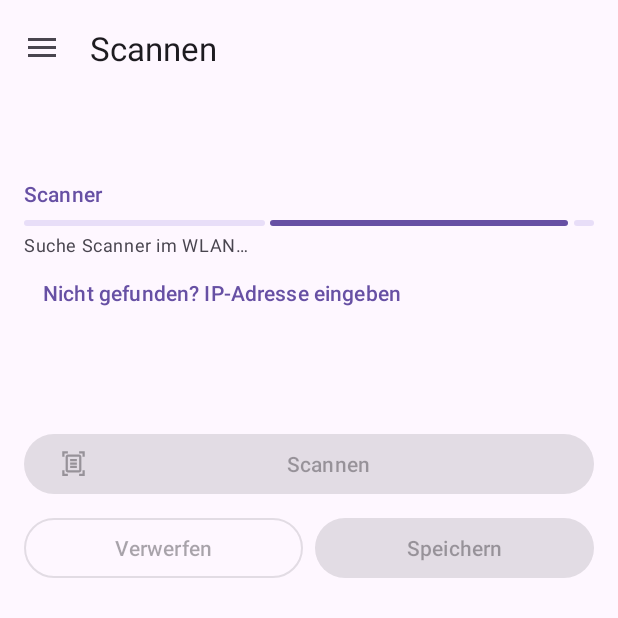
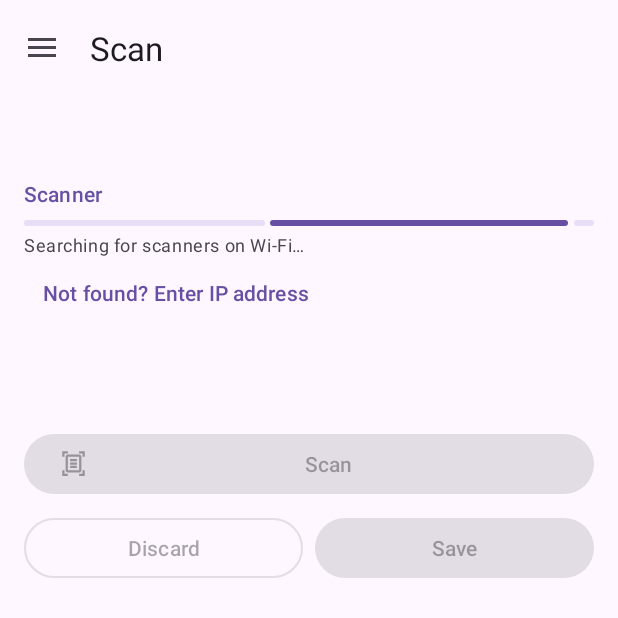
Before and after one commit to WoodEXPLOSIVE/Archivo, an Android app: the ScanFragment screen opened through its navigation route, on a phone screen of 412 x 824 dp, the top half of it. Run offline under Robolectric (Android 15) with nearby library versions, the phone set to English and light mode, and no system bars; our stand-ins replace Room's generated code; libraries missing offline, so code that uses them is left out: com.google.mlkit.vision, com.tom_roush.pdfbox; pictures from the network do not load; 5 statements that could not run were skipped.

Commit message:
App auf Englisch (Standard) und Deutsch, Sprache pro App wählbar
- values/strings.xml englisch, values-de/strings.xml deutsch (Tippfehler korrigiert)
- locales_config.xml für die Sprachauswahl pro App (Android 13+)
- Datum im Scan-Namen und Ersatznamen sprachabhängig
- Trefferseiten-Anzahl als Plural

```diff
--- a/app/src/main/AndroidManifest.xml
+++ b/app/src/main/AndroidManifest.xml
@@ -15,6 +15,7 @@
         android:fullBackupContent="@xml/backup_rules"
         android:icon="@mipmap/ic_launcher"
         android:label="@string/app_name"
+        android:localeConfig="@xml/locales_config"
         android:networkSecurityConfig="@xml/network_security_config"
         android:roundIcon="@mipmap/ic_launcher_round"
         android:supportsRtl="true"
--- a/app/src/main/java/at/woodexplosive/learnarchiver/MainActivity.java
+++ b/app/src/main/java/at/woodexplosive/learnarchiver/MainActivity.java
@@ -424,8 +424,7 @@ public class MainActivity extends AppCompatActivity {
     }
 
     private void saveCameraScan(long categoryId, Uri pdfUri, int pageCount) {
-        String now = new java.text.SimpleDateFormat("dd.MM.yyyy HH:mm", java.util.Locale.GERMANY)
-                .format(new java.util.Date());
+        String now = ScanFragment.formatScanDate();
         String name = getString(R.string.scan_default_name, now);
         if ("file".equals(pdfUri.getScheme()) && pdfUri.getPath() != null) {
             viewModel.saveScan(categoryId, name, new java.io.File(pdfUri.getPath()), ok -> {
--- a/app/src/main/java/at/woodexplosive/learnarchiver/data/LibraryRepository.java
+++ b/app/src/main/java/at/woodexplosive/learnarchiver/data/LibraryRepository.java
@@ -30,6 +30,7 @@ import com.tom_roush.pdfbox.android.PDFBoxResourceLoader;
 import com.tom_roush.pdfbox.pdmodel.PDDocument;
 import com.tom_roush.pdfbox.pdmodel.PDPage;
 
+import at.woodexplosive.learnarchiver.R;
 import at.woodexplosive.learnarchiver.data.dao.CategoryDao;
 import at.woodexplosive.learnarchiver.data.dao.ContentHit;
 import at.woodexplosive.learnarchiver.data.dao.PdfFileDao;
@@ -221,9 +222,9 @@ public class LibraryRepository {
     }
 
     /** Zeichen entfernen, die in Dateinamen verboten sind */
-    private static String safeFileName(String name) {
+    private String safeFileName(String name) {
         String s = name.replaceAll("[\\\\/:*?\"<>|]", "_").trim();
-        return s.isEmpty() ? "Dokument" : s;
+        return s.isEmpty() ? appContext.getString(R.string.default_document_name) : s;
     }
 
     // ---------- Volltextsuche ----------
@@ -467,7 +468,7 @@ public class LibraryRepository {
             Log.w("LibraryRepository", "Dateiname nicht lesbar: " + uri, e);   // Name ist optional
         }
         if (name == null || name.trim().isEmpty()) {
-            name = "Unbekannt";
+            name = appContext.getString(R.string.unknown_name);
         }
         if (name.toLowerCase(Locale.ROOT).endsWith(".pdf")) {
             name = name.substring(0, name.length() - 4);
--- a/app/src/main/java/at/woodexplosive/learnarchiver/ui/scan/ScanFragment.java
+++ b/app/src/main/java/at/woodexplosive/learnarchiver/ui/scan/ScanFragment.java
@@ -47,6 +47,16 @@ public class ScanFragment extends Fragment {
     public static final String ARG_CATEGORY_ID = "categoryId";
     public static final String ARG_CATEGORY_NAME = "categoryName";
 
+    /**
+     * Datum + Uhrzeit für den Standardnamen eines Scans im Format der Gerätesprache
+     * (Deutsch "22.11.2026, 14:30", Englisch z.B. "11/22/2026, 2:30 PM").
+     */
+    public static String formatScanDate() {
+        Locale locale = Locale.getDefault();
+        String pattern = android.text.format.DateFormat.getBestDateTimePattern(locale, "ddMMyyyyHHmm");
+        return new SimpleDateFormat(pattern, locale).format(new Date());
+    }
+
     /** Ab Android 17 braucht Zugriff aufs Heimnetz eine Laufzeit-Berechtigung */
     private static final int API_LOCAL_NETWORK_PERMISSION = 37;
 
@@ -87,8 +97,7 @@ public class ScanFragment extends Fragment {
         libraryVm = new ViewModelProvider(requireActivity()).get(LibraryViewModel.class);
 
         if (savedInstanceState == null) {
-            String now = new SimpleDateFormat("dd.MM.yyyy HH:mm", Locale.GERMANY).format(new Date());
-            binding.nameInput.setText(getString(R.string.scan_default_name, now));
+            binding.nameInput.setText(getString(R.string.scan_default_name, formatScanDate()));
         }
 
         startDiscoveryWithPermission();
--- a/app/src/main/java/at/woodexplosive/learnarchiver/ui/viewer/PdfViewerFragment.java
+++ b/app/src/main/java/at/woodexplosive/learnarchiver/ui/viewer/PdfViewerFragment.java
@@ -554,7 +554,7 @@ public class PdfViewerFragment extends Fragment {
         int index = hitIndex >= 0 ? hitIndex : hitPages.indexOf(currentPage());
         binding.hitLabel.setText(index >= 0
                 ? getString(R.string.viewer_hit_label, index + 1, hitPages.size(), hitPages.get(index) + 1)
-                : getString(R.string.viewer_hit_label_between, hitPages.size()));
+                : getResources().getQuantityString(R.plurals.viewer_hit_label_between, hitPages.size(), hitPages.size()));
     }
 
     @Override
--- a/app/src/main/res/values/strings.xml
+++ b/app/src/main/res/values/strings.xml
@@ -1,151 +1,158 @@
 <resources>
-    <string name="app_name">Archivo</string>
-    <string name="categories">Kategorie</string>
-    <string name="select_file">Datei Wählen</string>
-    <string name="drawer_open">Öffnen</string>
-    <string name="drawer_close">Schließen</string>
-    <string name="new_category">Neue Kategorie</string>
-    <string name="new_subcategory">Neue Unterkategorie</string>
-    <string name="rename">Umbennenen</string>
-    <string name="delete">Löschen</string>
-    <string name="cancel">Abbrechen</string>
-    <string name="save">Speichern</string>
-    <string name="move">Verschieben</string>
+    <!-- Standardsprache Englisch. Deutsch: values-de/strings.xml – neue Texte immer in BEIDEN Dateien anlegen. -->
+    <string name="app_name" translatable="false">Archivo</string>
+    <string name="categories">Categories</string>
+    <string name="select_file">Choose file</string>
+    <string name="drawer_open">Open</string>
+    <string name="drawer_close">Close</string>
+    <string name="new_category">New category</string>
+    <string name="new_subcategory">New subcategory</string>
+    <string name="rename">Rename</string>
+    <string name="delete">Delete</string>
+    <string name="cancel">Cancel</string>
+    <string name="save">Save</string>
+    <string name="move">Move</string>
     <string name="name_hint">Name…</string>
-    <string name="delete_category_title">Kategorie Löschen?</string>
-    <string name="delete_category_message">"%1$s" wird mit allen Unterkategorien und PDFs gelöscht.</string>
-    <string name="delete_pdf_title">PDF löschen?</string>
-    <string name="delete_pdf_message">"%1$s" wird gelöscht.</string>
-    <string name="import_pdf">PDF importieren</string>
+    <string name="delete_category_title">Delete category?</string>
+    <string name="delete_category_message">"%1$s" will be deleted along with all its subcategories and PDFs.</string>
+    <string name="delete_pdf_title">Delete PDF?</string>
+    <string name="delete_pdf_message">"%1$s" will be deleted.</string>
+    <string name="import_pdf">Import PDF</string>
+    <!-- Ersatznamen, wenn eine Datei keinen (gültigen) Namen hat -->
+    <string name="unknown_name">Unknown</string>
+    <string name="default_document_name">Document</string>
     <plurals name="pdfs_imported">
-        <item quantity="one">%d PDF importiert</item>
-        <item quantity="other">%d PDFs importiert</item>
+        <item quantity="one">%d PDF imported</item>
+        <item quantity="other">%d PDFs imported</item>
     </plurals>
     <plurals name="pdfs_failed">
-        <item quantity="one">%d Datei konnte nicht importiert werden</item>
-        <item quantity="other">%d Dateien konnten nicht importiert werden</item>
+        <item quantity="one">%d file could not be imported</item>
+        <item quantity="other">%d files could not be imported</item>
     </plurals>
-    <string name="pdf_open_failed">PDF konnte nicht geöffnet werden</string>
-    <string name="viewer_pdf_deleted">Das geöffnete PDF wurde gelöscht</string>
-    <string name="viewer_prev_hit">Vorheriger Treffer</string>
-    <string name="viewer_rotate_page">Diese Seite drehen</string>
-    <string name="viewer_rotate_all">Alle Seiten drehen</string>
-    <string name="viewer_rotate_protected">Dieses PDF ist geschützt und kann nicht geändert werden</string>
-    <string name="viewer_rotate_failed">Drehen fehlgeschlagen</string>
-    <string name="viewer_next_hit">Nächster Treffer</string>
-    <!-- %1$d = Nummer des Treffers, %2$d = Anzahl, %3$d = Seite -->
-    <string name="viewer_hit_label">Trefferseite %1$d von %2$d · S. %3$d</string>
-    <string name="viewer_hit_label_between">%1$d Trefferseiten</string>
-    <string name="move_pdf_title">"%1$s" verschieben nach</string>
-    <string name="move_category_title">"%1$s" verschieben nach</string>
-    <string name="top_level">Oberste Ebene</string>
-    <string name="select">Auswählen</string>
-    <string name="select_all">Alle auswählen</string>
-    <string name="close_selection">Auswahl beenden</string>
+    <string name="pdf_open_failed">PDF could not be opened</string>
+    <string name="viewer_pdf_deleted">The open PDF was deleted</string>
+    <string name="viewer_prev_hit">Previous match</string>
+    <string name="viewer_rotate_page">Rotate this page</string>
+    <string name="viewer_rotate_all">Rotate all pages</string>
+    <string name="viewer_rotate_protected">This PDF is protected and cannot be changed</string>
+    <string name="viewer_rotate_failed">Rotating failed</string>
+    <string name="viewer_next_hit">Next match</string>
+    <!-- %1$d = number of the match, %2$d = count, %3$d = page -->
+    <string name="viewer_hit_label">Match page %1$d of %2$d · p. %3$d</string>
+    <plurals name="viewer_hit_label_between">
+        <item quantity="one">%d match page</item>
+        <item quantity="other">%d match pages</item>
+    </plurals>
+    <string name="move_pdf_title">Move "%1$s" to</string>
+    <string name="move_category_title">Move "%1$s" to</string>
+    <string name="top_level">Top level</string>
+    <string name="select">Select</string>
+    <string name="select_all">Select all</string>
+    <string name="close_selection">End selection</string>
     <plurals name="selected_count">
-        <item quantity="one">%d ausgewählt</item>
-        <item quantity="other">%d ausgewählt</item>
+        <item quantity="one">%d selected</item>
+        <item quantity="other">%d selected</item>
     </plurals>
     <plurals name="move_selection_title">
-        <item quantity="one">%d Element verschieben nach</item>
-        <item quantity="other">%d Elemente verschieben nach</item>
+        <item quantity="one">Move %d item to</item>
+        <item quantity="other">Move %d items to</item>
     </plurals>
-    <string name="delete_selection_title">Auswahl löschen?</string>
+    <string name="delete_selection_title">Delete selection?</string>
     <plurals name="delete_selection_message">
-        <item quantity="one">%d Element wird gelöscht. Ausgewählte Kategorien werden mit allen Unterkategorien und PDFs gelöscht.</item>
-        <item quantity="other">%d Elemente werden gelöscht. Ausgewählte Kategorien werden mit allen Unterkategorien und PDFs gelöscht.</item>
+        <item quantity="one">%d item will be deleted. Selected categories are deleted along with all their subcategories and PDFs.</item>
+        <item quantity="other">%d items will be deleted. Selected categories are deleted along with all their subcategories and PDFs.</item>
     </plurals>
-    <string name="search_hint">Suchen…</string>
-    <string name="search_in_content">Im PDF-Inhalt suchen</string>
-    <string name="search_no_results">Keine Treffer</string>
-    <string name="search_hit_page">S. %1$s: %2$s</string>
+    <string name="search_hint">Search…</string>
+    <string name="search_in_content">Search PDF content</string>
+    <string name="search_no_results">No matches</string>
+    <string name="search_hit_page">p. %1$s: %2$s</string>
     <plurals name="search_indexing_pending">
-        <item quantity="one">Inhalt von %d PDF wird noch ausgelesen…</item>
-        <item quantity="other">Inhalte von %d PDFs werden noch ausgelesen…</item>
+        <item quantity="one">Still reading the content of %d PDF…</item>
+        <item quantity="other">Still reading the content of %d PDFs…</item>
     </plurals>
-    <string name="viewer_highlight_subtitle">Treffer für „%1$s“</string>
-    <!-- Scannen -->
-    <string name="scan">Mit Drucker scannen</string>
-    <string name="scan_title">Scannen</string>
-    <string name="scan_target">Wird gespeichert in: %1$s</string>
+    <string name="viewer_highlight_subtitle">Matches for “%1$s”</string>
+    <!-- Scanning -->
+    <string name="scan">Scan with printer</string>
+    <string name="scan_title">Scan</string>
+    <string name="scan_target">Saving to: %1$s</string>
     <string name="scan_section_scanner">Scanner</string>
-    <string name="scan_section_source">Quelle</string>
-    <string name="scan_section_color">Farbe</string>
-    <string name="scan_section_resolution">Auflösung</string>
-    <string name="scan_searching">Suche Scanner im WLAN…</string>
-    <string name="scan_found_hint">Drucker muss eingeschaltet und im selben WLAN sein.</string>
-    <string name="scan_manual_ip">Nicht gefunden? IP-Adresse eingeben</string>
-    <string name="scan_manual_ip_title">IP-Adresse des Druckers</string>
-    <string name="scan_permission_denied">Ohne Zugriff auf das lokale Netzwerk kann kein Scanner gefunden werden.</string>
-    <string name="scan_source_platen">Scannerglas</string>
-    <string name="scan_source_feeder">Einzug</string>
-    <string name="scan_duplex">Beidseitig scannen (Vorder- und Rückseite)</string>
-    <string name="scan_remove_blank">Leere Rückseiten entfernen</string>
+    <string name="scan_section_source">Source</string>
+    <string name="scan_section_color">Color</string>
+    <string name="scan_section_resolution">Resolution</string>
+    <string name="scan_searching">Searching for scanners on Wi-Fi…</string>
+    <string name="scan_found_hint">The printer must be switched on and on the same Wi-Fi.</string>
+    <string name="scan_manual_ip">Not found? Enter IP address</string>
+    <string name="scan_manual_ip_title">Printer IP address</string>
+    <string name="scan_permission_denied">Without access to the local network no scanner can be found.</string>
+    <string name="scan_source_platen">Flatbed</string>
+    <string name="scan_source_feeder">Document feeder</string>
+    <string name="scan_duplex">Scan both sides (front and back)</string>
+    <string name="scan_remove_blank">Remove blank back pages</string>
     <plurals name="scan_status_blank_removed">
-        <item quantity="one">%d leere Rückseite entfernt.</item>
-        <item quantity="other">%d leere Rückseiten entfernt.</item>
+        <item quantity="one">%d blank back page removed.</item>
+        <item quantity="other">%d blank back pages removed.</item>
     </plurals>
-    <string name="scan_color_rgb">Farbe</string>
-    <string name="scan_color_gray">Graustufen</string>
-    <string name="scan_dpi_150">150 dpi</string>
-    <string name="scan_dpi_200">200 dpi</string>
-    <string name="scan_dpi_300">300 dpi</string>
-    <string name="scan_name_hint">Name des Dokuments</string>
+    <string name="scan_color_rgb">Color</string>
+    <string name="scan_color_gray">Grayscale</string>
+    <string name="scan_dpi_150" translatable="false">150 dpi</string>
+    <string name="scan_dpi_200" translatable="false">200 dpi</string>
+    <string name="scan_dpi_300" translatable="false">300 dpi</string>
+    <string name="scan_name_hint">Document name</string>
     <string name="scan_default_name">Scan %1$s</string>
-    <string name="scan_button">Scannen</string>
-    <string name="scan_discard">Verwerfen</string>
-    <string name="scan_section_preview">Gescannte Seiten</string>
-    <string name="scan_preview_hint">Antippen zum Vergrößern, gedrückt halten und ziehen zum Umsortieren</string>
-    <string name="scan_preview_page">Gescannte Seite</string>
-    <string name="scan_preview_delete">Seite entfernen</string>
-    <string name="scan_preview_rotate">Seite drehen</string>
-    <string name="scan_preview_rotate_button">Drehen</string>
-    <string name="scan_preview_title">Seite %1$d von %2$d</string>
-    <string name="scan_preview_remove">Entfernen</string>
-    <string name="close">Schließen</string>
-    <string name="scan_finish">Speichern</string>
+    <string name="scan_button">Scan</string>
+    <string name="scan_discard">Discard</string>
+    <string name="scan_section_preview">Scanned pages</string>
+    <string name="scan_preview_hint">Tap to enlarge, press and drag to reorder</string>
+    <string name="scan_preview_page">Scanned page</string>
+    <string name="scan_preview_delete">Remove page</string>
+    <string name="scan_preview_rotate">Rotate page</string>
+    <string name="scan_preview_rotate_button">Rotate</string>
+    <string name="scan_preview_title">Page %1$d of %2$d</string>
+    <string name="scan_preview_remove">Remove</string>
+    <string name="close">Close</string>
+    <string name="scan_finish">Save</string>
     <plurals name="scan_finish_pages">
-        <item quantity="one">%d Seite speichern</item>
-        <item quantity="other">%d Seiten speichern</item>
+        <item quantity="one">Save %d page</item>
+        <item quantity="other">Save %d pages</item>
     </plurals>
-    <string name="scan_status_connecting">Verbinde mit %1$s…</string>
-    <string name="scan_status_ready">Bereit. Papier einlegen und \"Scannen\" tippen.</string>
-    <string name="scan_status_scanning">Scanne…</string>
-    <string name="scan_status_page_received">Seite %1$d empfangen…</string>
-    <string name="scan_status_cancelled">Scan abgebrochen</string>
-    <string name="scan_status_saving">PDF wird erstellt…</string>
+    <string name="scan_status_connecting">Connecting to %1$s…</string>
+    <string name="scan_status_ready">Ready. Insert paper and tap \"Scan\".</string>
+    <string name="scan_status_scanning">Scanning…</string>
+    <string name="scan_status_page_received">Page %1$d received…</string>
+    <string name="scan_status_cancelled">Scan cancelled</string>
+    <string name="scan_status_saving">Creating PDF…</string>
     <plurals name="scan_status_pages">
-        <item quantity="one">%d Seite gescannt. Weitere Seite scannen oder speichern.</item>
-        <item quantity="other">%d Seiten gescannt. Weitere Seiten scannen oder speichern.</item>
+        <item quantity="one">%d page scanned. Scan another page or save.</item>
+        <item quantity="other">%d pages scanned. Scan more pages or save.</item>
     </plurals>
     <plurals name="scan_saved">
-        <item quantity="one">Scan gespeichert (%d Seite)</item>
-        <item quantity="other">Scan gespeichert (%d Seiten)</item>
+        <item quantity="one">Scan saved (%d page)</item>
+        <item quantity="other">Scan saved (%d pages)</item>
     </plurals>
-    <string name="scan_error_connect">%1$s antwortet nicht. Ist der Drucker eingeschaltet und im selben WLAN?</string>
-    <string name="scan_error_adf_empty">Kein Papier im Einzug.</string>
-    <string name="scan_error_busy">Der Scanner ist gerade beschäftigt. Bitte kurz warten und erneut versuchen.</string>
-    <string name="scan_error_no_jpeg">Dieser Scanner liefert kein unterstütztes Bildformat.</string>
-    <string name="scan_error_generic">Beim Scannen ist ein Fehler aufgetreten.</string>
+    <string name="scan_error_connect">%1$s is not responding. Is the printer switched on and on the same Wi-Fi?</string>
+    <string name="scan_error_adf_empty">No paper in the document feeder.</string>
+    <string name="scan_error_busy">The scanner is busy. Please wait a moment and try again.</string>
+    <string name="scan_error_no_jpeg">This scanner does not deliver a supported image format.</string>
+    <string name="scan_error_generic">An error occurred while scanning.</string>
 
-    <!-- Teilen -> Archivo -->
+    <!-- Share -> Archivo -->
     <plurals name="share_import_title">
-        <item quantity="one">%d PDF speichern in</item>
-        <item quantity="other">%d PDFs speichern in</item>
+        <item quantity="one">Save %d PDF to</item>
+        <item quantity="other">Save %d PDFs to</item>
     </plurals>
-    <string name="share_new_category">+ Neue Kategorie…</string>
-    <string name="share_no_pdf">Keine PDF-Datei empfangen.</string>
-    <!-- PDFs teilen -->
-    <string name="share">Teilen</string>
+    <string name="share_new_category">+ New category…</string>
+    <string name="share_no_pdf">No PDF file received.</string>
+    <!-- Sharing PDFs -->
+    <string name="share">Share</string>
     <plurals name="share_chooser_title">
-        <item quantity="one">PDF teilen</item>
-        <item quantity="other">%d PDFs teilen</item>
+        <item quantity="one">Share PDF</item>
+        <item quantity="other">Share %d PDFs</item>
     </plurals>
-    <string name="share_nothing">Keine PDFs zum Teilen ausgewählt.</string>
-    <string name="share_failed">PDF konnte nicht zum Teilen vorbereitet werden.</string>
+    <string name="share_nothing">No PDFs selected to share.</string>
+    <string name="share_failed">PDF could not be prepared for sharing.</string>
 
-    <!-- Kamera-Scan -->
-    <string name="scan_camera">Mit Kamera scannen</string>
-    <string name="scan_camera_unavailable">Kamera-Scanner nicht verfügbar (Google Play-Dienste nötig).</string>
-    <string name="scan_camera_choose_category">Scan speichern in</string>
+    <!-- Camera scan -->
+    <string name="scan_camera">Scan with camera</string>
+    <string name="scan_camera_unavailable">Camera scanner not available (requires Google Play services).</string>
+    <string name="scan_camera_choose_category">Save scan to</string>
 </resources>
--- /dev/null
+++ b/app/src/main/res/xml/locales_config.xml
@@ -0,0 +1,6 @@
+<?xml version="1.0" encoding="utf-8"?>
+<!-- Sprachen der App für "Einstellungen → Apps → Archivo → Sprache" (ab Android 13) -->
+<locale-config xmlns:android="http://schemas.android.com/apk/res/android">
+    <locale android:name="en" />
+    <locale android:name="de" />
+</locale-config>
```
Also changed, not shown: 1 other file.
